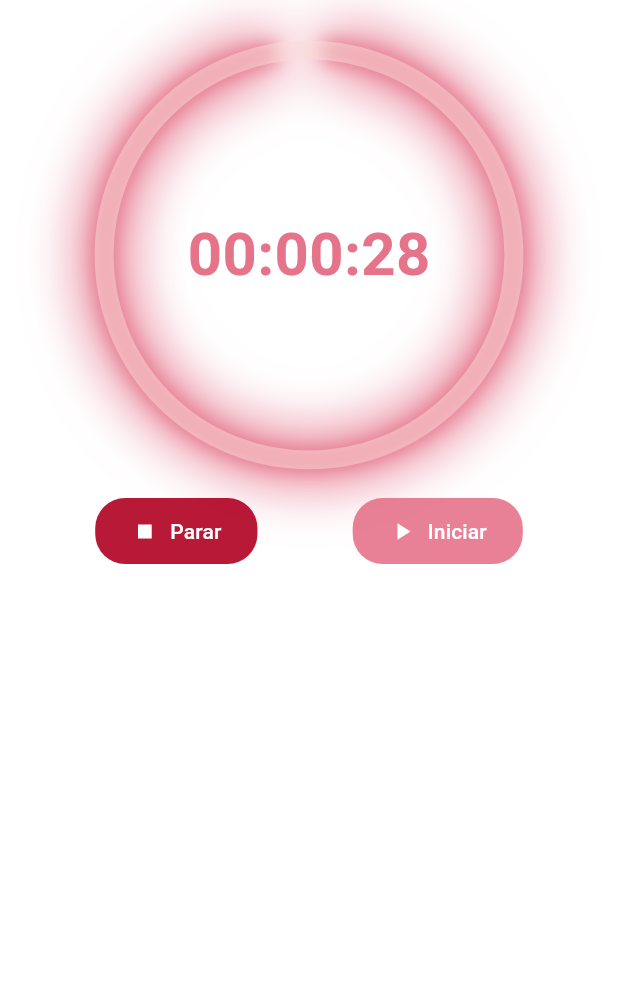
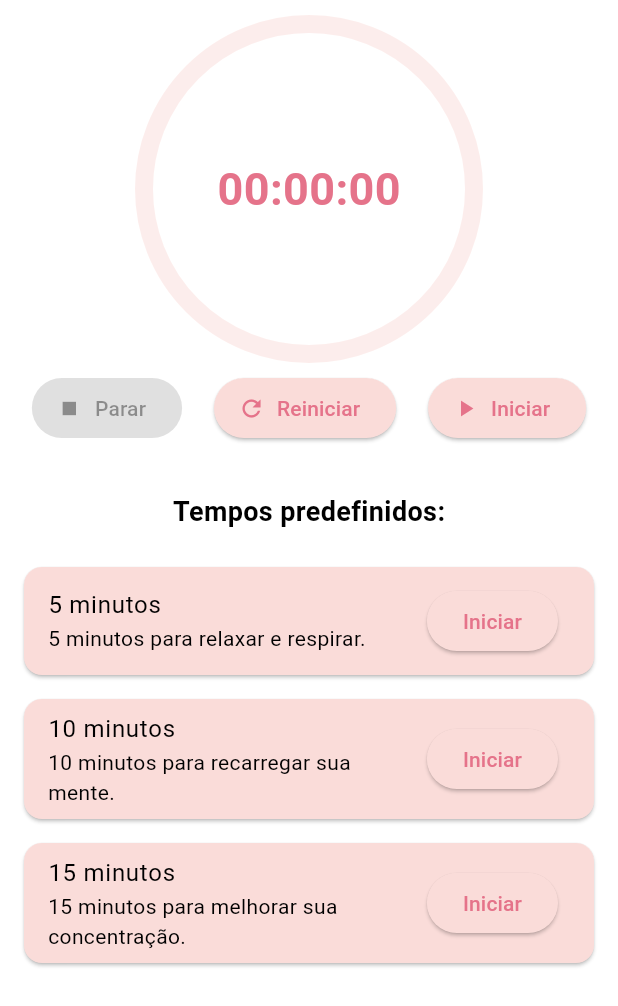
Before and after one commit to SamuelRamos338/breakforlove-conexao, a Flutter app: the NotificationScreen screen opened directly, after a tap on "Iniciar", on a phone screen of 412 x 824 dp. Shown: the top 1006 px of the screen. Run offline on Flutter 3.47's test engine with Material 3 defaults, Android fonts, the phone set to English and light mode, and no system bars; our stand-ins replace google_nav_bar, table_calendar; accounts and stored records are empty.

Commit message:
correçoes

```diff
--- a/lib/src/notification_screen.dart
+++ b/lib/src/notification_screen.dart
@@ -1,5 +1,5 @@
+import 'package:flutter/material.dart';
 import 'dart:async';
-import 'package:flutter/material.dart';
 
 class NotificationScreen extends StatefulWidget {
   const NotificationScreen({super.key});
@@ -11,29 +11,44 @@ class NotificationScreen extends StatefulWidget {
 class _NotificationScreenState extends State<NotificationScreen> with SingleTickerProviderStateMixin {
   int _hours = 0;
   int _minutes = 0;
-  int _seconds = 30;
+  int _seconds = 0;
+  int _remainingMilliseconds = 0;
+  bool _isTimerRunning = false;
+  Timer? _timer;
   late AnimationController _controller;
   late Animation<double> _scaleAnim;
-  bool _isTimerRunning = false;
-  Timer? _timer;
-  int _remainingMilliseconds = 30000;
+
+  final List<Map<String, dynamic>> _timePresets = [
+    {'label': '5 minutos', 'time': 5, 'description': '5 minutos para relaxar e respirar.'},
+    {'label': '10 minutos', 'time': 10, 'description': '10 minutos para recarregar sua mente.'},
+    {'label': '15 minutos', 'time': 15, 'description': '15 minutos para melhorar sua concentração.'},
+  ];
 
   @override
   void initState() {
     super.initState();
     _controller = AnimationController(
       vsync: this,
-      duration: Duration(milliseconds: _remainingMilliseconds),
-    )..addListener(() {
-      setState(() {});
-    });
+      duration: const Duration(seconds: 0),
+    )..addListener(() => setState(() {}));
+
     _scaleAnim = Tween<double>(begin: 1.0, end: 1.08).animate(
       CurvedAnimation(parent: _controller, curve: Curves.easeInOutCubic),
     );
   }
 
+  void _startTimerFromPreset(int minutes) {
+    setState(() {
+      _hours = 0;
+      _minutes = minutes;
+      _seconds = 0;
+    });
+    _startTimer();
+  }
+
   void _startTimer() {
     if (_isTimerRunning || (_hours == 0 && _minutes == 0 && _seconds == 0)) return;
+
     setState(() {
       _remainingMilliseconds = Duration(hours: _hours, minutes: _minutes, seconds: _seconds).inMilliseconds;
       _isTimerRunning = true;
@@ -51,6 +66,7 @@ class _NotificationScreenState extends State<NotificationScreen> with SingleTick
         });
       } else {
         _stopTimer();
+        _showCompletionNotification();
       }
     });
   }
@@ -59,6 +75,34 @@ class _NotificationScreenState extends State<NotificationScreen> with SingleTick
     _timer?.cancel();
     _controller.stop();
     setState(() => _isTimerRunning = false);
+  }
+
+  void _resetTimer() {
+    _stopTimer();
+    setState(() {
+      _remainingMilliseconds = Duration(hours: _hours, minutes: _minutes, seconds: _seconds).inMilliseconds;
+      _controller.value = 1.0;
+    });
+  }
+
+  void _showCompletionNotification() {
+    ScaffoldMessenger.of(context).showSnackBar(
+      const SnackBar(content: Text("Parabéns! Você completou seu tempo longe do celular!")),
+    );
+  }
+
+  String _formatTime(int milliseconds) {
+    final hours = milliseconds ~/ 3600000;
+    final minutes = (milliseconds % 3600000) ~/ 60000;
+    final seconds = (milliseconds % 60000) ~/ 1000;
+    return "${hours.toString().padLeft(2, '0')}:${minutes.toString().padLeft(2, '0')}:${seconds.toString().padLeft(2, '0')}";
+  }
+
+  @override
+  void dispose() {
+    _controller.dispose();
+    _stopTimer();
+    super.dispose();
   }
 
   void _editTime() {
@@ -103,99 +147,6 @@ class _NotificationScreenState extends State<NotificationScreen> with SingleTick
     );
   }
 
-  @override
-  void dispose() {
-    _controller.dispose();
-    _stopTimer();
-    super.dispose();
-  }
-
-  @override
-  Widget build(BuildContext context) {
-    final theme = Theme.of(context);
-    final bgColor = theme.colorScheme.surface.withOpacity(0.95);
-
-    return Scaffold(
-      backgroundColor: Colors.white,
-      body: Column(
-        crossAxisAlignment: CrossAxisAlignment.center,
-        children: [
-          const SizedBox(height: 40),
-          GestureDetector(
-            onTap: _editTime,
-            child: AnimatedScale(
-              scale: _isTimerRunning ? _scaleAnim.value : 1.0,
-              duration: const Duration(milliseconds: 400),
-              curve: Curves.easeInOutCubic,
-              child: SizedBox(
-                width: 260,
-                height: 260,
-                child: AnimatedBuilder(
-                  animation: _controller,
-                  builder: (context, child) {
-                    return CustomPaint(
-                      painter: TimerPainter(
-                        progress: _controller.value,
-                        backgroundColor: theme.colorScheme.surface.withOpacity(0.5),
-                        progressColor: theme.colorScheme.primary,
-                        glowColor: theme.colorScheme.primary,
-                      ),
-                      child: Center(
-                        child: Text(
-                          "${_hours.toString().padLeft(2, '0')}:${_minutes.toString().padLeft(2, '0')}:${_seconds.toString().padLeft(2, '0')}",
-                          style: TextStyle(
-                            fontSize: 38,
-                            fontWeight: FontWeight.bold,
-                            color: theme.colorScheme.primary,
-                            shadows: [
-                              Shadow(
-                                color: theme.colorScheme.primary.withOpacity(0.18),
-                              ),
-                            ],
-                          ),
-                        ),
-                      ),
-                    );
-                  },
-                ),
-              ),
-            ),
-          ),
-          const SizedBox(height: 30),
-          Row(
-            mainAxisAlignment: MainAxisAlignment.spaceEvenly,
-            children: [
-              ElevatedButton.icon(
-                onPressed: _isTimerRunning ? _stopTimer : null,
-                style: ElevatedButton.styleFrom(
-                  backgroundColor: theme.colorScheme.error.withOpacity(0.9),
-                  foregroundColor: Colors.white,
-                  padding: const EdgeInsets.symmetric(horizontal: 24, vertical: 12),
-                  shape: RoundedRectangleBorder(borderRadius: BorderRadius.circular(20)),
-                  elevation: 0,
-                ),
-                icon: const Icon(Icons.stop, color: Colors.white),
-                label: const Text('Parar', style: TextStyle(color: Colors.white)),
-              ),
-              ElevatedButton.icon(
-                onPressed: _startTimer,
-                style: ElevatedButton.styleFrom(
-                  backgroundColor: theme.colorScheme.primary.withOpacity(0.9),
-                  foregroundColor: Colors.white,
-                  padding: const EdgeInsets.symmetric(horizontal: 24, vertical: 12),
-                  shape: RoundedRectangleBorder(borderRadius: BorderRadius.circular(20)),
-                  elevation: 0,
-                ),
-                icon: const Icon(Icons.play_arrow, color: Colors.white),
-                label: const Text('Iniciar', style: TextStyle(color: Colors.white)),
-              ),
-            ],
-          ),
-        ],
-      ),
-    );
-  }
-
   Widget _buildTimePicker(String label, int value, ValueChanged<int> onChanged) {
     return Column(
       children: [
@@ -207,7 +158,7 @@ class _NotificationScreenState extends State<NotificationScreen> with SingleTick
             controller: FixedExtentScrollController(initialItem: value),
             itemExtent: 40,
             physics: const FixedExtentScrollPhysics(),
-            onSelectedItemChanged: (val) => onChanged(val),
+            onSelectedItemChanged: onChanged,
             childDelegate: ListWheelChildLoopingListDelegate(
               children: List.generate(60, (index) => Center(child: Text(index.toString().padLeft(2, '0')))),
             ),
@@ -216,18 +167,121 @@ class _NotificationScreenState extends State<NotificationScreen> with SingleTick
       ],
     );
   }
+
+  @override
+  Widget build(BuildContext context) {
+    final theme = Theme.of(context);
+
+    return Scaffold(
+      backgroundColor: theme.scaffoldBackgroundColor,
+      body: SafeArea(
+        child: Column(
+          children: [
+            const SizedBox(height: 16),
+            GestureDetector(
+              onTap: _editTime,
+              child: AnimatedScale(
+                scale: _isTimerRunning ? _scaleAnim.value : 1.0,
+                duration: const Duration(milliseconds: 400),
+                curve: Curves.easeInOutCubic,
+                child: SizedBox(
+                  width: 220,
+                  height: 220,
+                  child: AnimatedBuilder(
+                    animation: _controller,
+                    builder: (context, child) {
+                      return CustomPaint(
+                        painter: TimerPainter(
+                          progress: _controller.value,
+                          backgroundColor: theme.colorScheme.surface.withOpacity(0.5),
+                          progressGradient: LinearGradient(
+                            colors: [theme.colorScheme.primary, theme.colorScheme.secondary],
+                            begin: Alignment.topLeft,
+                            end: Alignment.bottomRight,
+                          ),
+                          glowColor: theme.colorScheme.primary,
+                        ),
+                        child: Center(
+                          child: Text(
+                            _formatTime(_remainingMilliseconds),
+                            style: TextStyle(
+                              fontSize: 30,
+                              fontWeight: FontWeight.bold,
+                              color: theme.colorScheme.primary,
+                            ),
+                          ),
+                        ),
+                      );
+                    },
+                  ),
+                ),
+              ),
+            ),
+            const SizedBox(height: 12),
+            Row(
+              mainAxisAlignment: MainAxisAlignment.spaceEvenly,
+              children: [
+                ElevatedButton.icon(
+                  onPressed: _isTimerRunning ? _stopTimer : null,
+                  icon: const Icon(Icons.stop),
+                  label: const Text("Parar"),
+                ),
+                ElevatedButton.icon(
+                  onPressed: _resetTimer,
+                  icon: const Icon(Icons.refresh),
+                  label: const Text("Reiniciar"),
+                ),
+                ElevatedButton.icon(
+                  onPressed: _startTimer,
+                  icon: const Icon(Icons.play_arrow),
+                  label: const Text("Iniciar"),
+                ),
+              ],
+            ),
+            const SizedBox(height: 16),
+            const Padding(
+              padding: EdgeInsets.all(16.0),
+              child: Text(
+                'Tempos predefinidos:',
+                style: TextStyle(fontSize: 18, fontWeight: FontWeight.bold),
+              ),
+            ),
+            Expanded(
+              child: ListView.builder(
+                itemCount: _timePresets.length,
+                itemBuilder: (context, index) {
+                  final preset = _timePresets[index];
+                  return Card(
+                    margin: const EdgeInsets.symmetric(horizontal: 16, vertical: 8),
+                    child: ListTile(
+                      title: Text(preset['label']),
+                      subtitle: Text(preset['description']),
+                      trailing: ElevatedButton(
+                        onPressed: () => _startTimerFromPreset(preset['time']),
+                        child: const Text("Iniciar"),
+                      ),
+                    ),
+                  );
+                },
+              ),
+            ),
+          ],
+        ),
+      ),
+    );
+  }
 }
 
 class TimerPainter extends CustomPainter {
   final double progress;
   final Color backgroundColor;
-  final Color progressColor;
+  final LinearGradient progressGradient;
   final Color glowColor;
 
   TimerPainter({
     required this.progress,
     required this.backgroundColor,
-    required this.progressColor,
+    required this.progressGradient,
     required this.glowColor,
   });
 
@@ -239,7 +293,7 @@ class TimerPainter extends CustomPainter {
       ..style = PaintingStyle.stroke;
 
     final Paint progressPaint = Paint()
-      ..color = progressColor
+      ..shader = progressGradient.createShader(Rect.fromCircle(center: size.center(Offset.zero), radius: size.width / 2))
       ..strokeWidth = 14
       ..style = PaintingStyle.stroke
       ..maskFilter = MaskFilter.blur(BlurStyle.normal, 6);
@@ -250,26 +304,11 @@ class TimerPainter extends CustomPainter {
       ..style = PaintingStyle.stroke
       ..maskFilter = MaskFilter.blur(BlurStyle.normal, 18);
 
-    final Offset center = Offset(size.width / 2, size.height / 2);
+    final Offset center = size.center(Offset.zero);
     final double radius = size.width / 2;
 
-    // Glow
-    canvas.drawArc(
-      Rect.fromCircle(center: center, radius: radius),
-      -1.5,
-      2 * 3.14 * progress,
-      false,
-      glowPaint,
-    );
-    // Progress
-    canvas.drawArc(
-      Rect.fromCircle(center: center, radius: radius),
-      -1.5,
-      2 * 3.14 * progress,
-      false,
-      progressPaint,
-    );
-    // Background
+    canvas.drawArc(Rect.fromCircle(center: center, radius: radius), -1.5, 2 * 3.14 * progress, false, glowPaint);
+    canvas.drawArc(Rect.fromCircle(center: center, radius: radius), -1.5, 2 * 3.14 * progress, false, progressPaint);
     canvas.drawCircle(center, radius, backgroundPaint);
   }
 
--- a/pubspec.yaml
+++ b/pubspec.yaml
@@ -26,6 +26,8 @@ dependencies:
   provider: ^6.0.0
 
   http: 1.4.0
+
+  flutter_local_notifications: ^17.0.0
 
 
 
```
Also changed, not shown: lib/src/couple_screen.dart (+127 -95 lines), lib/src/profile_screen.dart (+6 -1 lines).
